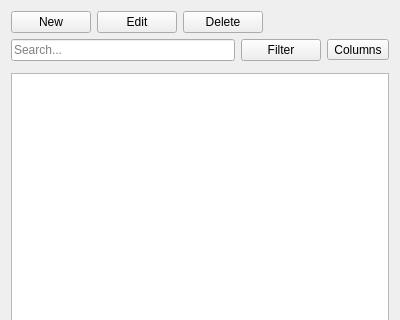
ma7t3/ScheduleMaster, file Widgets/Docks/DockBusstops.ui: the form before one commit; both pictures show x 0 to 400 and y 0 to 320 of the 400 by 600 pixel window.
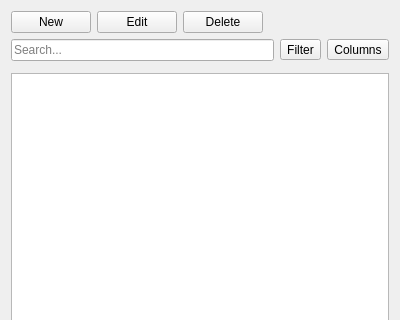
The form after the commit. Custom widgets are drawn as their Qt base class.

Commit message: Add filter icon

The edit to the form file:
```diff
--- a/Widgets/Docks/DockBusstops.ui
+++ b/Widgets/Docks/DockBusstops.ui
@@ -65,7 +65,7 @@
       </widget>
      </item>
      <item>
-      <widget class="QPushButton" name="pbFilter">
+      <widget class="QToolButton" name="pbFilter">
        <property name="text">
         <string>Filter</string>
        </property>
```
The commit also changes 5 other files.
